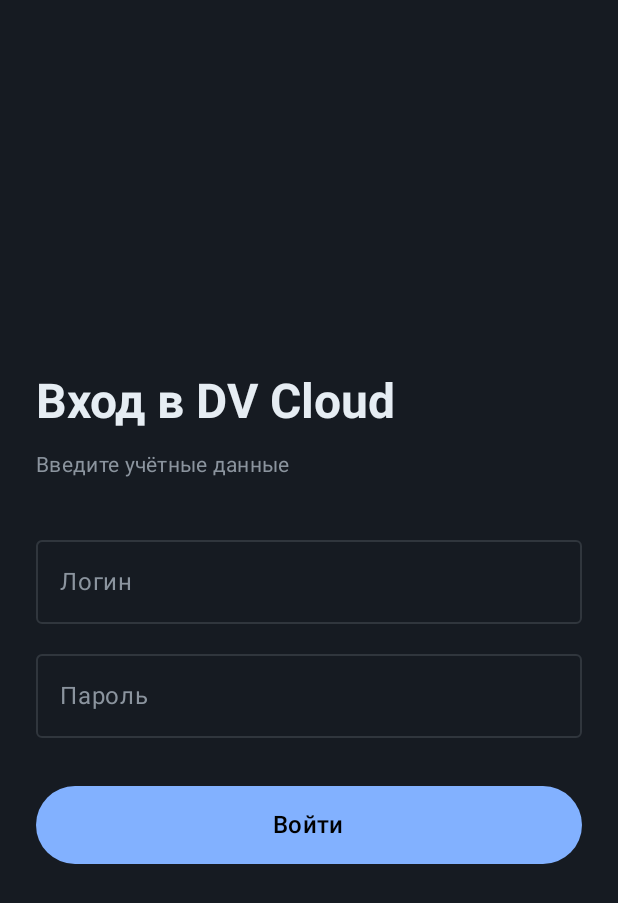
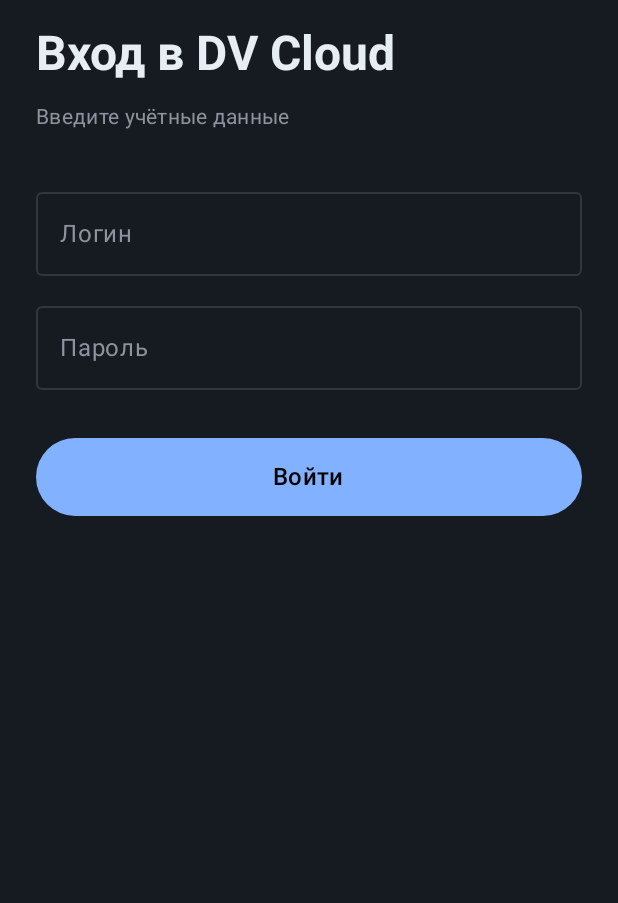
Before and after one commit to Godween69/DVCloud_android-client, an Android app built with Jetpack Compose: the screen it shows after launch (MainActivity), on a phone screen of 412 x 824 dp. Shown: the top 903 px of the screen. Run offline under Robolectric (Android 15) with nearby library versions, the phone set to English and light mode, and no system bars; 19 statements that could not run were skipped.

Commit message:
Исправлена работа с клавиатурой: adjustResize + imePadding + TopCenter
Проблема: клавиатура перекрывала кнопку 'Войти', экран не подвинуть.

Причина: по умолчанию Android использует adjustPan (сдвигает весь экран
целиком) или adjustUnspecified, а Compose с contentAlignment=Center
центрировал контент в растянутой области — кнопка уходила за нижнюю
границу видимой области.

Решение (два уровня):

1. Манифест (AndroidManifest.xml):
   windowSoftInputMode='adjustResize' — Android уменьшает доступную
   область окна при появлении клавиатуры, а не сдвигает весь экран.

2. Compose (LoginScreen.kt):
   - imePadding() на корневом Box добавляет отступ снизу под клавиатуру
   - statusBarsPadding() сверху — отступ от статус-бара
   - navigationBarsPadding() снизу — отступ от навигационной панели
   - contentAlignment = Alignment.TopCenter — контент прижат к верху,
     а не центрируется. При появлении клавиатуры вся колонка сдвигается
     вверх, кнопка остаётся видимой над клавиатурой.
   - verticalScroll — страховка на маленьких экранах

Поток данных при появлении клавиатуры:
1. Пользователь нажимает на поле ввода
2. Android показывает клавиатуру → windowSoftInputMode=adjustResize
   → размер окна уменьшается (клавиатура занимает нижнюю часть)
3. Compose получает новый размер → imePadding() добавляет отступ
   снизу под клавиатуру
4. Box с contentAlignment=TopCenter прижимает контент к верху
5. Кнопка 'Войти' остаётся видимой над клавиатурой
6. verticalScroll позволяет прокрутить, если всё-таки не помещается

```diff
--- a/app/src/main/kotlin/ru/dvbstudio/dvcloud/ui/auth/LoginScreen.kt
+++ b/app/src/main/kotlin/ru/dvbstudio/dvcloud/ui/auth/LoginScreen.kt
@@ -11,10 +11,13 @@ import androidx.compose.foundation.layout.imePadding
 import androidx.compose.foundation.layout.navigationBarsPadding
 import androidx.compose.foundation.layout.padding
 import androidx.compose.foundation.layout.size
+import androidx.compose.foundation.layout.statusBarsPadding
 import androidx.compose.foundation.rememberScrollState
 import androidx.compose.foundation.text.KeyboardActions
 import androidx.compose.foundation.text.KeyboardOptions
 import androidx.compose.foundation.verticalScroll
+import androidx.compose.material.icons.Icons
+import androidx.compose.material.icons.filled.CheckCircle
 import androidx.compose.material3.AlertDialog
 import androidx.compose.material3.Button
 import androidx.compose.material3.CircularProgressIndicator
@@ -22,9 +25,6 @@ import androidx.compose.material3.Icon
 import androidx.compose.material3.MaterialTheme
 import androidx.compose.material3.OutlinedTextField
 import androidx.compose.material3.Text
-import androidx.compose.material3.TextButton
-import androidx.compose.material.icons.Icons
-import androidx.compose.material.icons.filled.CheckCircle
 import androidx.compose.runtime.Composable
 import androidx.compose.runtime.LaunchedEffect
 import androidx.compose.runtime.collectAsState
@@ -44,14 +44,17 @@ import androidx.compose.ui.unit.dp
 import androidx.lifecycle.viewmodel.compose.viewModel
 
 /**
- * Экран ввода логина и пароля.
+ * Экран входа.
  *
- * Ключевые UX-решения:
- * - imePadding() — клавиатура сдвигает контент вверх, кнопка "Войти" не прячется
- * - verticalScroll — можно скроллить, если экран всё-таки не помещается
- * - Ошибки показываются под каждым полем красным текстом (не Snackbar)
- * - Успех — диалог с галочкой и кнопкой "Продолжить"
- * - Общая ошибка (сеть, сервер) — в красной карточке над кнопкой
+ * Ключ к работе с клавиатурой:
+ * - Манифест: windowSoftInputMode="adjustResize" — Android уменьшает размер окна
+ *   при появлении клавиатуры, а не сдвигает весь экран целиком.
+ * - Compose: imePadding() на корневом Box добавляет отступ снизу под клавиатуру.
+ * - contentAlignment = Alignment.TopCenter — контент прижимается к верху,
+ *   а не центрируется в растянутой области (иначе кнопка «Войти» могла бы
+ *   уйти за нижнюю границу доступной области).
+ * - verticalScroll — страховка: если экран всё-таки не помещается, можно прокрутить.
+ * - statusBarsPadding — отступ от статус-бара сверху.
  */
 @Composable
 fun LoginScreen(
@@ -63,7 +66,6 @@ fun LoginScreen(
     val focusManager = LocalFocusManager.current
     val keyboardController = LocalSoftwareKeyboardController.current
 
-    // Реакция на смену состояния
     LaunchedEffect(state) {
         when (state) {
             is LoginUiState.RequiresTwoFactor -> onRequiresTwoFactor()
@@ -72,7 +74,6 @@ fun LoginScreen(
         }
     }
 
-    // Скрываем клавиатуру при переходе в Loading
     LaunchedEffect(state) {
         if (state is LoginUiState.Loading) keyboardController?.hide()
     }
@@ -80,14 +81,25 @@ fun LoginScreen(
     Box(
         modifier = Modifier
             .fillMaxSize()
-            .imePadding()                    // отступ под клавиатуру
-            .navigationBarsPadding()         // отступ под системную панель
+            // Отступы системных зон: статус-бар сверху, клавиатура снизу, навигация снизу
+            .statusBarsPadding()
+            .imePadding()
+            .navigationBarsPadding()
             .verticalScroll(rememberScrollState())
-            .padding(24.dp),
+            .padding(horizontal = 24.dp, vertical = 16.dp),
+        // Контент прижат к верху — при появлении клавиатуры всё сдвигается вверх
+        contentAlignment = Alignment.TopCenter,
+    ) {
+        if (state is LoginUiState.Loading) {
+            // Спиннер в центре видимой области (после сдвига)
+            Box(
+                modifier = Modifier.fillMaxWidth(),
                 contentAlignment = Alignment.Center,
             ) {
-        if (state is LoginUiState.Loading) {
-            Column(horizontalAlignment = Alignment.CenterHorizontally) {
+                Column(
+                    horizontalAlignment = Alignment.CenterHorizontally,
+                    modifier = Modifier.padding(top = 80.dp),
+                ) {
                     CircularProgressIndicator(
                         color = MaterialTheme.colorScheme.primary,
                         modifier = Modifier.size(56.dp),
@@ -98,6 +110,7 @@ fun LoginScreen(
                         style = MaterialTheme.typography.bodyMedium,
                         color = MaterialTheme.colorScheme.onSurfaceVariant,
                     )
+                }
             }
         } else {
             Column(
@@ -117,7 +130,6 @@ fun LoginScreen(
                 )
                 Spacer(modifier = Modifier.height(8.dp))
 
-                // Поле логина + ошибка под ним
                 OutlinedTextField(
                     value = viewModel.username,
                     onValueChange = viewModel::updateUsername,
@@ -142,7 +154,6 @@ fun LoginScreen(
                     )
                 }
 
-                // Поле пароля + ошибка под ним
                 OutlinedTextField(
                     value = viewModel.password,
                     onValueChange = viewModel::updatePassword,
@@ -171,7 +182,6 @@ fun LoginScreen(
                     )
                 }
 
-                // Общая ошибка (сеть, сервер) — красная карточка
                 if (state is LoginUiState.Error) {
                     Spacer(modifier = Modifier.height(4.dp))
                     Text(
@@ -204,7 +214,6 @@ fun LoginScreen(
         }
     }
 
-    // Диалог успеха
     if (state is LoginUiState.Success) {
         val name = (state as LoginUiState.Success).displayName
         AlertDialog(
```
Also changed, not shown: app/src/main/AndroidManifest.xml (+3 -7 lines). Lines whose indentation alone changed are shown as unchanged.
